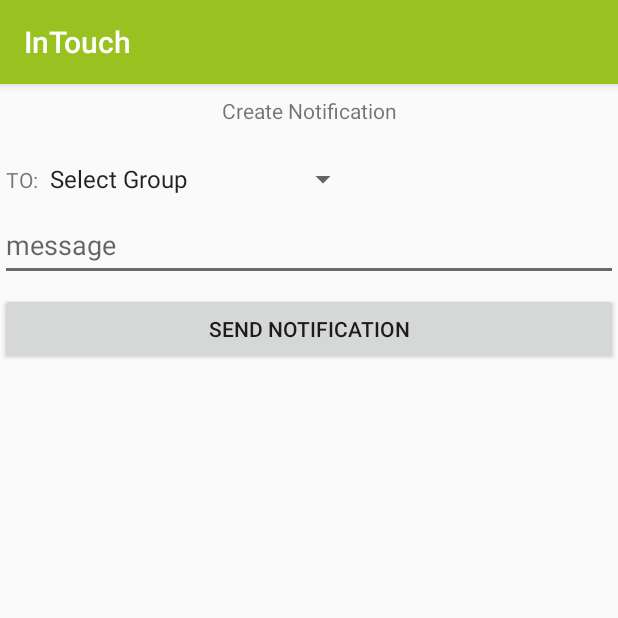
After one commit to osu-cascades/intouch-android, an Android app: the fragment CreateNotificationFragment shown on its own in the app's theme, on a phone screen of 412 x 824 dp, the top half of it. The commit adds this screen. Run offline under Robolectric (Android 15) with nearby library versions, the phone set to English and light mode, and no system bars.

Commit message:
refactored \'message\' names to \'notification\'

```diff
--- /dev/null
+++ b/app/src/main/java/com/bakeaaro/intouch/CreateNotificationFragment.java
@@ -0,0 +1,22 @@
+package com.bakeaaro.intouch;
+
+
+import android.os.Bundle;
+import android.support.annotation.Nullable;
+import android.support.v4.app.Fragment;
+import android.view.LayoutInflater;
+import android.view.View;
+import android.view.ViewGroup;
+
+
+public class CreateNotificationFragment extends Fragment {
+
+    @Nullable
+    @Override
+    public View onCreateView(LayoutInflater inflater, @Nullable ViewGroup container, @Nullable Bundle savedInstanceState) {
+        View view = inflater.inflate(R.layout.create_notification_fragment, container, false);
+
+        return view;
+    }
+
+}
--- a/app/src/main/java/com/bakeaaro/intouch/SentMessagesFragment.java
+++ b/app/src/main/java/com/bakeaaro/intouch/ReceivedNotificationsFragment.java
@@ -1,4 +1,5 @@
 package com.bakeaaro.intouch;
+
 
 import android.os.Bundle;
 import android.support.annotation.Nullable;
@@ -7,14 +8,13 @@ import android.view.LayoutInflater;
 import android.view.View;
 import android.view.ViewGroup;
 
-public class SentMessagesFragment extends Fragment {
+public class ReceivedNotificationsFragment extends Fragment {
 
     @Nullable
     @Override
     public View onCreateView(LayoutInflater inflater, @Nullable ViewGroup container, @Nullable Bundle savedInstanceState) {
-        View view = inflater.inflate(R.layout.sent_messages_fragment, container, false);
+        View view = inflater.inflate(R.layout.received_notification_fragment, container, false);
 
         return view;
     }
-
 }
--- a/app/src/main/java/com/bakeaaro/intouch/ReceivedMessagesFragment.java
+++ b/app/src/main/java/com/bakeaaro/intouch/SentNotificationsFragment.java
@@ -1,5 +1,4 @@
 package com.bakeaaro.intouch;
-
 
 import android.os.Bundle;
 import android.support.annotation.Nullable;
@@ -8,13 +7,14 @@ import android.view.LayoutInflater;
 import android.view.View;
 import android.view.ViewGroup;
 
-public class ReceivedMessagesFragment extends Fragment {
+public class SentNotificationsFragment extends Fragment {
 
     @Nullable
     @Override
     public View onCreateView(LayoutInflater inflater, @Nullable ViewGroup container, @Nullable Bundle savedInstanceState) {
-        View view = inflater.inflate(R.layout.received_messages_fragment, container, false);
+        View view = inflater.inflate(R.layout.sent_notification_fragment, container, false);
 
         return view;
     }
+
 }
```
Also changed, not shown: app/src/main/java/com/bakeaaro/intouch/DispayNotificationFragment.java (renamed from app/src/main/java/com/bakeaaro/intouch/CreateMessageFragment.java, +14 -6 lines), app/src/main/java/com/bakeaaro/intouch/MainActivity.java (+3 -4 lines), app/src/main/res/layout/fragment_notification.xml (+12 -24 lines), app/src/main/res/layout/create_notification_fragment.xml (renamed from app/src/main/res/layout/create_message_fragment.xml), app/src/main/res/layout/received_notification_fragment.xml (renamed from app/src/main/res/layout/received_messages_fragment.xml), app/src/main/res/layout/sent_notification_fragment.xml (renamed from app/src/main/res/layout/sent_messages_fragment.xml).
